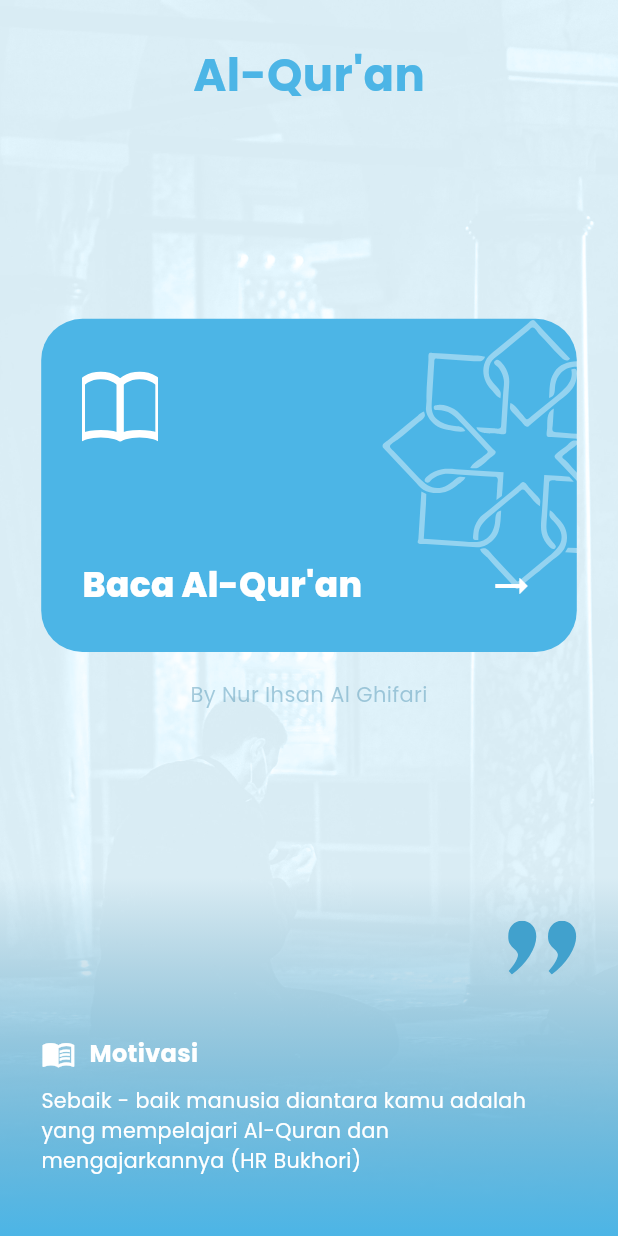
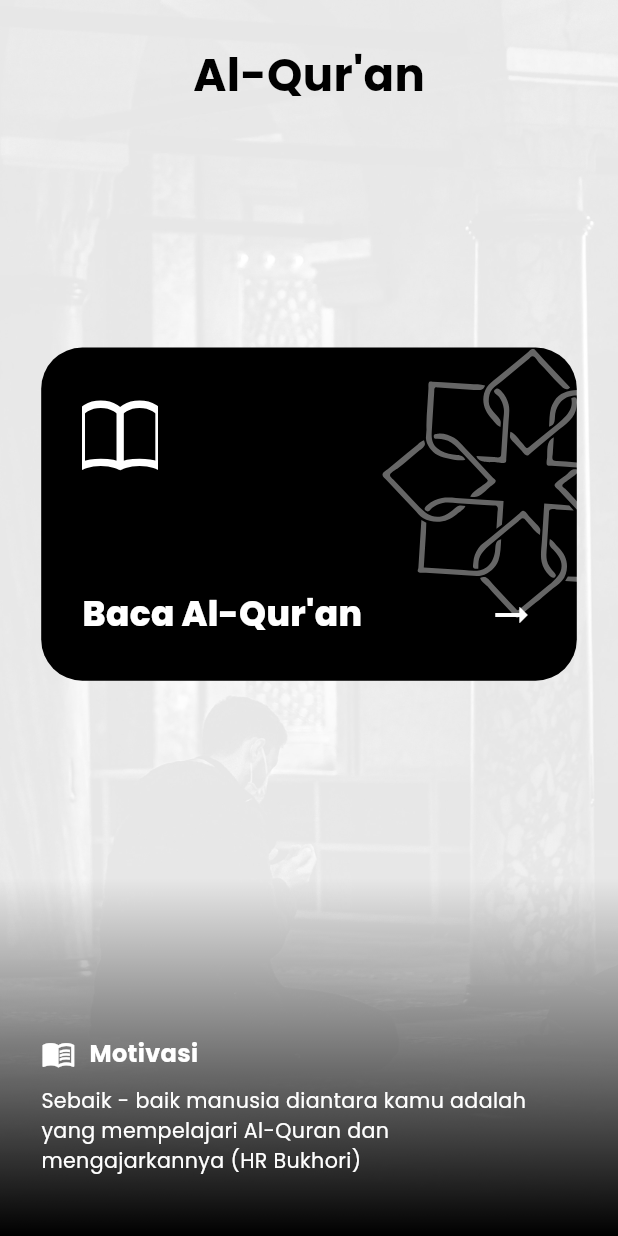
Before and after one commit to syahril22/alquran_final, a Flutter app: the screen it shows after launch, on a phone screen of 412 x 824 dp. Run offline on Flutter 3.47's test engine with Material 3 defaults, Android fonts, the phone set to English and light mode, and no system bars; our stand-ins replace bloc, either_dart, equatable, flutter_bloc, flutter_screenutil, flutter_svg and 1 more.

Commit message:
first commit

```diff
--- a/lib/main.dart
+++ b/lib/main.dart
@@ -29,9 +29,10 @@ class MyApp extends StatelessWidget {
           splitScreenMode: true,
           builder: (context, child) {
             return MaterialApp(
+              debugShowCheckedModeBanner: false,
               title: 'Ahlul Quran App',
               theme: ThemeData(
-                primarySwatch: Colors.blue,
+                primarySwatch: Colors.green,
                 fontFamily: GoogleFonts.poppins().fontFamily,
               ),
               home: const HomePage(),
--- a/lib/ui/ayah_page.dart
+++ b/lib/ui/ayah_page.dart
@@ -34,7 +34,7 @@ class _AyahPageState extends State<AyahPage> {
               color: Colors.white,
             ),
           ),
-          backgroundColor: AppColors.primary,
+          backgroundColor: Colors.black,
           iconTheme: const IconThemeData(color: Colors.white),
           centerTitle: true,
         ),
@@ -85,7 +85,7 @@ class _AyahPageState extends State<AyahPage> {
                         horizontal: 20.sp,
                       ),
                       leading: CircleAvatar(
-                        backgroundColor: AppColors.primary,
+                        backgroundColor: Colors.black,
                         child: Text(
                           "${isAlFatihah ? index + 1 : index}",
                           style: const TextStyle(color: Colors.white),
--- a/lib/ui/home_page.dart
+++ b/lib/ui/home_page.dart
@@ -18,19 +18,19 @@ class _HomePageState extends State<HomePage> {
     final size = MediaQuery.of(context).size;
 
     return Scaffold(
-      backgroundColor: AppColors.background,
+      backgroundColor: Colors.green,
       body: Container(
         constraints: BoxConstraints(
           maxHeight: size.height,
           maxWidth: size.width,
         ),
         decoration: const BoxDecoration(
-          color: AppColors.background,
+          color: Colors.black,
           image: DecorationImage(
             image: AssetImage("assets/praying.jpg"),
             fit: BoxFit.cover,
             colorFilter: ColorFilter.mode(
-              AppColors.background,
+              Colors.black,
               BlendMode.color,
             ),
           ),
@@ -45,7 +45,7 @@ class _HomePageState extends State<HomePage> {
                   Text(
                     "Al-Qur'an",
                     style: TextStyle(
-                      color: AppColors.primary,
+                      color: Colors.black,
                       fontSize: 30,
                       fontWeight: FontWeight.bold,
                     ),
@@ -58,11 +58,11 @@ class _HomePageState extends State<HomePage> {
                 mainAxisAlignment: MainAxisAlignment.center,
                 children: [
                   Material(
-                    color: AppColors.primary,
+                    color: Colors.black,
                     borderRadius: BorderRadius.circular(24.r),
                     child: InkWell(
                       borderRadius: BorderRadius.circular(24.r),
-                      splashColor: AppColors.background.withAlpha(100),
+                      splashColor: Colors.black.withAlpha(100),
                       onTap: () => {
                         Navigator.push(
                           context,
@@ -136,13 +136,6 @@ class _HomePageState extends State<HomePage> {
                       ),
                     ),
                   ),
-                  SizedBox(height: 16.sp),
-                  Text(
-                    "By Nur Ihsan Al Ghifari",
-                    style: TextStyle(
-                      color: AppColors.primaryDark.withAlpha(100),
-                    ),
-                  )
                 ],
               ),
             ),
@@ -155,8 +148,8 @@ class _HomePageState extends State<HomePage> {
                     begin: Alignment.topCenter,
                     end: Alignment.bottomCenter,
                     colors: [
-                      AppColors.primaryDark.withAlpha(0),
-                      AppColors.primary,
+                      Colors.black.withAlpha(0),
+                      Colors.black,
                     ],
                   ),
                 ),
@@ -206,15 +199,6 @@ class _HomePageState extends State<HomePage> {
                         ),
                       ),
                     ),
-                    Positioned(
-                      right: 24.sp,
-                      top: 24.sp,
-                      child: SizedBox(
-                        width: 40.w,
-                        height: 32.h,
-                        child: SvgPicture.asset('assets/petik.svg'),
-                      ),
-                    ),
                   ],
                 ),
               ),
--- a/lib/ui/surah_page.dart
+++ b/lib/ui/surah_page.dart
@@ -31,7 +31,7 @@ class _SurahPageState extends State<SurahPage> {
         ),
         iconTheme: const IconThemeData(color: Colors.white),
         centerTitle: true,
-        backgroundColor: AppColors.primary,
+        backgroundColor: Colors.black,
       ),
       body: BlocBuilder<SurahCubit, SurahState>(builder: (context, state) {
         if (state is SurahLoading) {
@@ -62,7 +62,7 @@ class _SurahPageState extends State<SurahPage> {
                     },
                     child: ListTile(
                       leading: CircleAvatar(
-                        backgroundColor: AppColors.primary,
+                        backgroundColor: Colors.black,
                         child: Text(
                           "${surah.nomor}",
                           style: const TextStyle(
```
Also changed, not shown: pubspec.lock, 1 other file.
